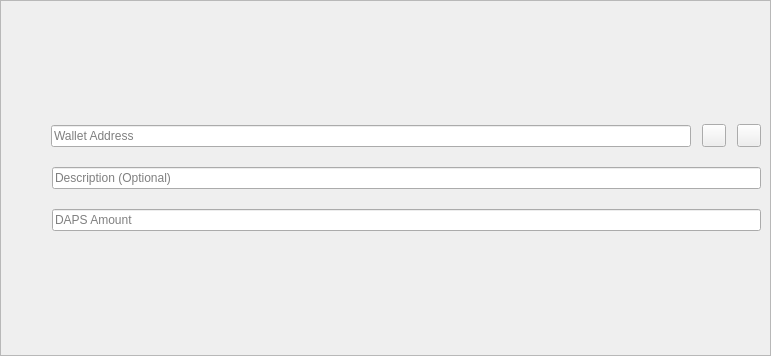
First picture: the form in src/qt/forms/sendcoinsentry.ui, repository nashsclay/DAPSCoin, before the edit.
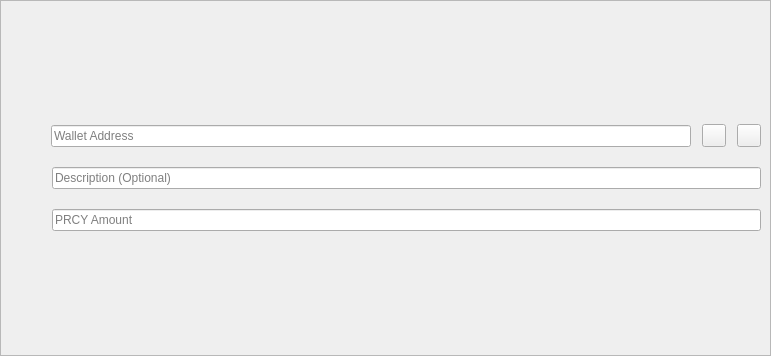
Second picture: the form after the edit. Icons and pictures are not drawn. Custom widgets are drawn as their Qt base class.

Commit message: convert to PRCY

Diff of the .ui file:
```diff
--- a/src/qt/forms/sendcoinsentry.ui
+++ b/src/qt/forms/sendcoinsentry.ui
@@ -163,7 +163,7 @@
            <string>Amount of DAPS to send to address above</string>
           </property>
           <property name="placeholderText">
-           <string>DAPS Amount</string>
+           <string>PRCY Amount</string>
           </property>
          </widget>
         </item>
```
Left out of the diff: 12 changed lines with no effect on the pictures. The commit also changes 392 other files.
